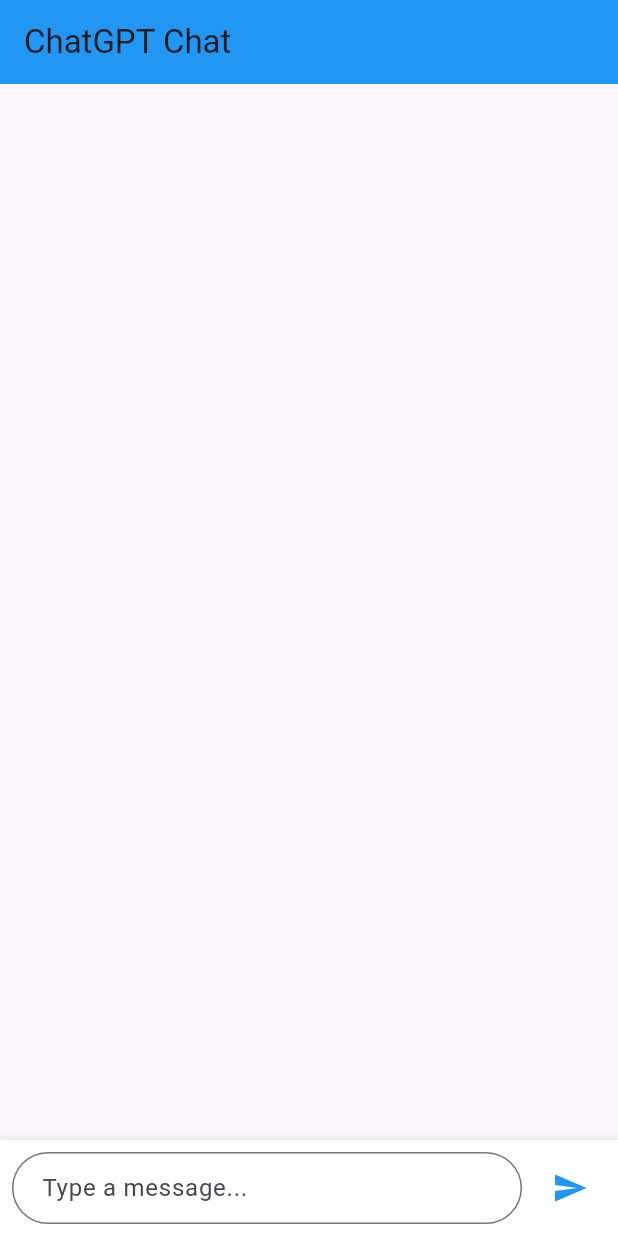
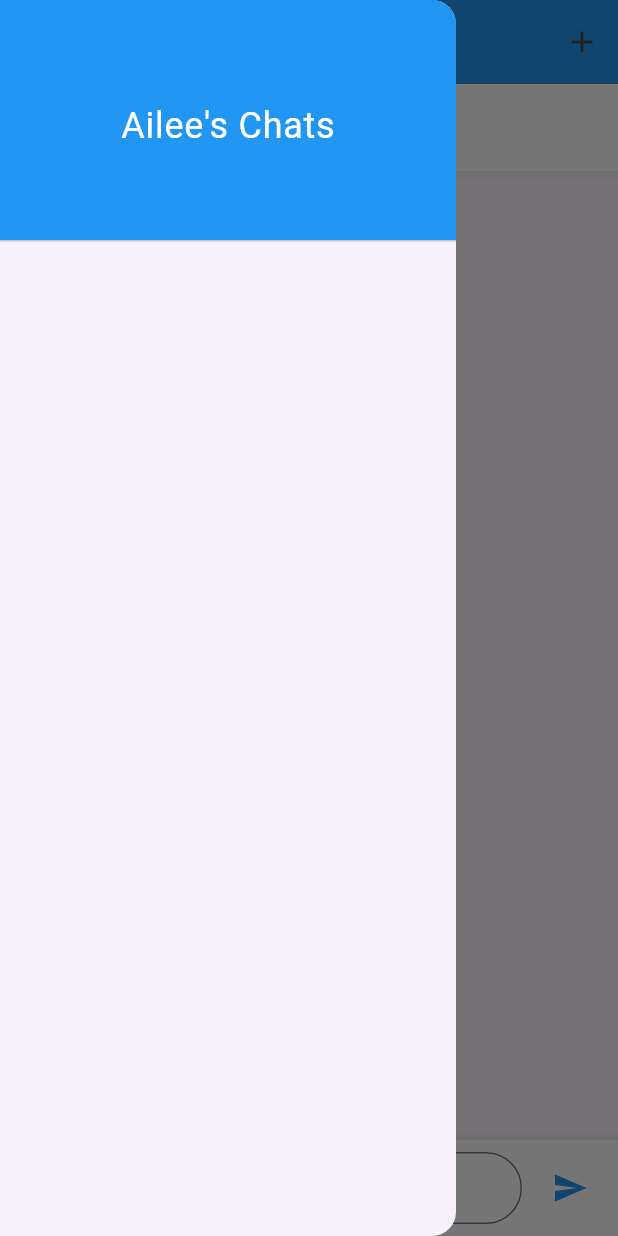
Before and after one commit to baby-quokka/Ailee_practice, a Flutter app: the screen it shows after launch, with the side drawer open (before the commit the screen has no drawer), on a phone screen of 412 x 824 dp. Run offline on Flutter 3.47's test engine with Material 3 defaults, Android fonts, the phone set to English and light mode, and no system bars; our stand-ins replace flutter_dotenv.

Commit message:
AI별 채팅방 저장

```diff
--- /dev/null
+++ b/lib/models/chat_bot.dart
@@ -0,0 +1,52 @@
+/// 챗봇의 기본 정보를 담는 모델 클래스
+class ChatBot {
+  final String id; // 챗봇의 고유 식별자
+  final String name; // 챗봇의 이름
+  final String description; // 챗봇의 설명
+  final String systemPrompt; // ChatGPT API에 전달할 시스템 프롬프트
+
+  const ChatBot({
+    required this.id,
+    required this.name,
+    required this.description,
+    required this.systemPrompt,
+  });
+
+  /// 사용 가능한 모든 챗봇 목록
+  static const List<ChatBot> bots = [
+    ChatBot(
+      id: 'ailee',
+      name: 'Ailee',
+      description: '친근하고 도움이 되는 AI 어시스턴트',
+      systemPrompt: 'You are Ailee, a friendly and helpful AI assistant.',
+    ),
+    ChatBot(
+      id: 'ben',
+      name: 'Ben',
+      description: '전문적인 기술 전문가',
+      systemPrompt:
+          'You are Ben, a technical expert who provides detailed and accurate information.',
+    ),
+    ChatBot(
+      id: 'clara',
+      name: 'Clara',
+      description: '창의적인 아이디어 생성기',
+      systemPrompt:
+          'You are Clara, a creative AI that helps generate innovative ideas.',
+    ),
+    ChatBot(
+      id: 'david',
+      name: 'David',
+      description: '비즈니스 컨설턴트',
+      systemPrompt:
+          'You are David, a business consultant who provides strategic advice.',
+    ),
+    ChatBot(
+      id: 'emma',
+      name: 'Emma',
+      description: '학습 도우미',
+      systemPrompt:
+          'You are Emma, an educational assistant who helps with learning and understanding concepts.',
+    ),
+  ];
+}
--- /dev/null
+++ b/lib/models/chat_room.dart
@@ -0,0 +1,41 @@
+import 'chat_message.dart';
+import 'chat_bot.dart';
+
+/// 채팅방의 정보를 담는 모델 클래스
+class ChatRoom {
+  final String id; // 채팅방의 고유 식별자
+  final String title; // 채팅방의 제목
+  final ChatBot bot; // 이 채팅방에서 사용할 챗봇
+  final List<ChatMessage> messages; // 채팅 메시지 목록
+  final DateTime createdAt; // 채팅방 생성 시간
+  final DateTime updatedAt; // 마지막 메시지 시간
+
+  ChatRoom({
+    required this.id,
+    required this.title,
+    required this.bot,
+    required this.messages,
+    required this.createdAt,
+    required this.updatedAt,
+  });
+
+  /// 객체의 일부 속성만 변경하여 새로운 객체를 생성하는 메서드
+  /// null이 아닌 매개변수만 새로운 값으로 변경됨
+  ChatRoom copyWith({
+    String? id,
+    String? title,
+    ChatBot? bot,
+    List<ChatMessage>? messages,
+    DateTime? createdAt,
+    DateTime? updatedAt,
+  }) {
+    return ChatRoom(
+      id: id ?? this.id,
+      title: title ?? this.title,
+      bot: bot ?? this.bot,
+      messages: messages ?? this.messages,
+      createdAt: createdAt ?? this.createdAt,
+      updatedAt: updatedAt ?? this.updatedAt,
+    );
+  }
+}
--- a/lib/screens/chat_screen.dart
+++ b/lib/screens/chat_screen.dart
@@ -2,6 +2,7 @@
 import 'package:provider/provider.dart';
 import '../providers/chat_provider.dart';
 import '../models/chat_message.dart';
+import '../models/chat_bot.dart';
 
 class ChatScreen extends StatelessWidget {
   const ChatScreen({super.key});
@@ -12,17 +13,28 @@
       appBar: AppBar(
         title: const Text('ChatGPT Chat'),
         backgroundColor: Colors.blue,
+        actions: [
+          IconButton(
+            icon: const Icon(Icons.add),
+            onPressed: () {
+              context.read<ChatProvider>().createNewRoom();
+            },
+          ),
+        ],
       ),
+      drawer: const _ChatDrawer(),
       body: Column(
         children: [
+          _buildBotSelector(context),
           Expanded(
             child: Consumer<ChatProvider>(
               builder: (context, chatProvider, child) {
+                final messages = chatProvider.currentRoom?.messages ?? [];
                 return ListView.builder(
                   padding: const EdgeInsets.all(8),
-                  itemCount: chatProvider.messages.length,
+                  itemCount: messages.length,
                   itemBuilder: (context, index) {
-                    final message = chatProvider.messages[index];
+                    final message = messages[index];
                     return _buildMessageBubble(message);
                   },
                 );
@@ -32,6 +44,75 @@
           const _MessageInput(),
         ],
       ),
+    );
+  }
+
+  Widget _buildBotSelector(BuildContext context) {
+    return Consumer<ChatProvider>(
+      builder: (context, chatProvider, child) {
+        return Container(
+          padding: const EdgeInsets.symmetric(vertical: 8),
+          decoration: BoxDecoration(
+            color: Colors.white,
+            boxShadow: [
+              BoxShadow(
+                color: Colors.grey.withOpacity(0.2),
+                spreadRadius: 1,
+                blurRadius: 3,
+                offset: const Offset(0, 1),
+              ),
+            ],
+          ),
+          child: InkWell(
+            onTap: () => _showBotSelectionDialog(context),
+            child: Padding(
+              padding: const EdgeInsets.symmetric(horizontal: 16, vertical: 8),
+              child: Row(
+                mainAxisAlignment: MainAxisAlignment.center,
+                children: [
+                  Text(
+                    chatProvider.currentBot.name,
+                    style: const TextStyle(
+                      fontSize: 18,
+                      fontWeight: FontWeight.bold,
+                    ),
+                  ),
+                  const SizedBox(width: 8),
+                  const Icon(Icons.arrow_drop_down),
+                ],
+              ),
+            ),
+          ),
+        );
+      },
+    );
+  }
+
+  void _showBotSelectionDialog(BuildContext context) {
+    showDialog(
+      context: context,
+      builder:
+          (context) => AlertDialog(
+            title: const Text('Select Bot'),
+            content: SizedBox(
+              width: double.maxFinite,
+              child: ListView.builder(
+                shrinkWrap: true,
+                itemCount: ChatBot.bots.length,
+                itemBuilder: (context, index) {
+                  final bot = ChatBot.bots[index];
+                  return ListTile(
+                    title: Text(bot.name),
+                    subtitle: Text(bot.description),
+                    onTap: () {
+                      context.read<ChatProvider>().setCurrentBot(bot);
+                      Navigator.pop(context);
+                    },
+                  );
+                },
+              ),
+            ),
+          ),
     );
   }
 
@@ -50,6 +131,63 @@
           message.content,
           style: TextStyle(color: message.isUser ? Colors.white : Colors.black),
         ),
+      ),
+    );
+  }
+}
+
+class _ChatDrawer extends StatelessWidget {
+  const _ChatDrawer();
+
+  @override
+  Widget build(BuildContext context) {
+    return Drawer(
+      child: Consumer<ChatProvider>(
+        builder: (context, chatProvider, child) {
+          final rooms =
+              chatProvider.chatRooms
+                  .where((room) => room.bot.id == chatProvider.currentBot.id)
+                  .toList();
+
+          return Column(
+            children: [
+              DrawerHeader(
+                decoration: BoxDecoration(color: Colors.blue),
+                child: Center(
+                  child: Text(
+                    '${chatProvider.currentBot.name}\'s Chats',
+                    style: const TextStyle(color: Colors.white, fontSize: 24),
+                  ),
+                ),
+              ),
+              Expanded(
+                child: ListView.builder(
+                  itemCount: rooms.length,
+                  itemBuilder: (context, index) {
+                    final room = rooms[index];
+                    final isSelected = room.id == chatProvider.currentRoom?.id;
+
+                    return ListTile(
+                      title: Text(room.title),
+                      subtitle: Text(
+                        room.messages.isEmpty
+                            ? 'No messages'
+                            : room.messages.last.content,
+                        maxLines: 1,
+                        overflow: TextOverflow.ellipsis,
+                      ),
+                      selected: isSelected,
+                      onTap: () {
+                        chatProvider.selectRoom(room.id);
+                        Navigator.pop(context);
+                      },
+                    );
+                  },
+                ),
+              ),
+            ],
+          );
+        },
       ),
     );
   }
--- a/pubspec.yaml
+++ b/pubspec.yaml
@@ -37,6 +37,7 @@
   http: ^1.2.0
   provider: ^6.1.1
   flutter_dotenv: ^5.1.0
+  uuid: ^4.3.3
 
 dev_dependencies:
   flutter_test:
```
Also changed, not shown: lib/providers/chat_provider.dart (+90 -7 lines), lib/services/chat_service.dart (+17 -3 lines), pubspec.lock.
